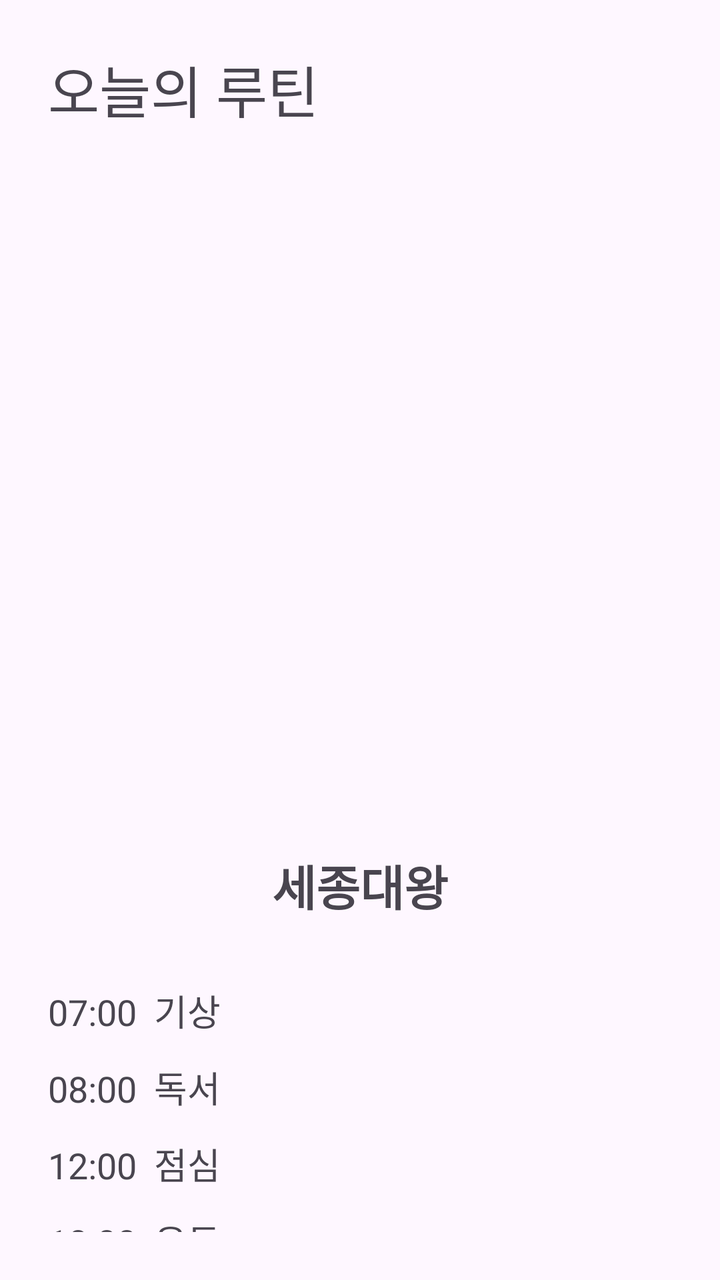
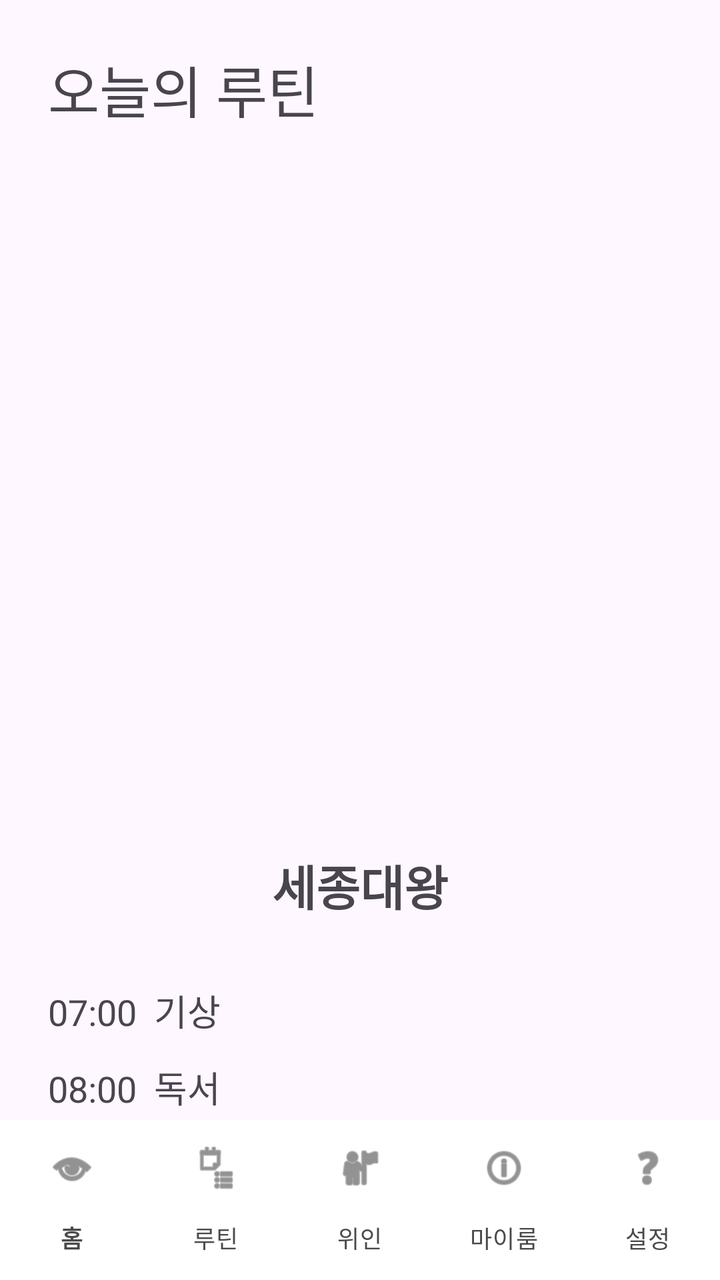

Compare the two renders of this Android layout. The source of the first and the diff that turns it into the second are given below.
<!-- AndroidManifest.xml: application theme Theme.Test -->
<!-- res/layout/activity_routine.xml -->
<?xml version="1.0" encoding="utf-8"?>
<LinearLayout
    xmlns:android="http://schemas.android.com/apk/res/android"
    android:layout_width="match_parent"
    android:layout_height="match_parent"
    android:orientation="vertical"
    android:padding="24dp">

    <TextView
        android:layout_width="wrap_content"
        android:layout_height="wrap_content"
        android:text="오늘의 루틴"
        android:textSize="28sp" />

    
    <ImageView
        android:id="@+id/ivCharacterProfile"
        android:layout_width="300dp"
        android:layout_height="300dp"
        android:layout_gravity="center_horizontal"
        android:layout_marginTop="36dp"
        android:scaleType="fitCenter" />

    <TextView
        android:id="@+id/tvCharacterName"
        android:layout_width="wrap_content"
        android:layout_height="wrap_content"
        android:text="세종대왕"
        android:textSize="24sp"
        android:layout_marginTop="24dp"
        android:layout_gravity="center_horizontal"
        android:textStyle="bold" />

    <TextView
        android:layout_width="wrap_content"
        android:layout_height="wrap_content"
        android:text="07:00  기상"
        android:textSize="18sp"
        android:layout_marginTop="32dp" />

    <TextView
        android:layout_width="wrap_content"
        android:layout_height="wrap_content"
        android:text="08:00  독서"
        android:textSize="18sp"
        android:layout_marginTop="12dp" />

    <TextView
        android:layout_width="wrap_content"
        android:layout_height="wrap_content"
        android:text="12:00  점심"
        android:textSize="18sp"
        android:layout_marginTop="12dp" />

    <TextView
        android:layout_width="wrap_content"
        android:layout_height="wrap_content"
        android:text="18:00  운동"
        android:textSize="18sp"
        android:layout_marginTop="12dp" />

    <Button
        android:id="@+id/btnStartRoutine"
        android:layout_width="match_parent"
        android:layout_height="wrap_content"
        android:text="루틴 시작하기"
        android:layout_marginTop="32dp" />

</LinearLayout>
<!-- resources referenced by this layout -->
<resources>
  <style name="Theme.Test" parent="Base.Theme.Test" />
  <style name="Base.Theme.Test" parent="Theme.Material3.DayNight.NoActionBar">
          
          
      </style>
</resources>

<!-- the commit's change to res/layout/activity_routine.xml (unified diff, before → after) -->
@@ -1,4 +1,9 @@
 <?xml version="1.0" encoding="utf-8"?>
+<androidx.coordinatorlayout.widget.CoordinatorLayout
+    xmlns:android="http://schemas.android.com/apk/res/android"
+    xmlns:app="http://schemas.android.com/apk/res-auto"
+    android:layout_width="match_parent"
+    android:layout_height="match_parent">
 <LinearLayout
     xmlns:android="http://schemas.android.com/apk/res/android"
     android:layout_width="match_parent"
@@ -67,3 +72,21 @@
         android:layout_marginTop="32dp" />
 
 </LinearLayout>
+    
+    <include layout="@layout/layout_bottom_nav" />
+
+</androidx.coordinatorlayout.widget.CoordinatorLayout>
+<!-- res/layout/layout_bottom_nav.xml (included above) -->
+<?xml version="1.0" encoding="utf-8"?>
+<com.google.android.material.bottomnavigation.BottomNavigationView
+    xmlns:android="http://schemas.android.com/apk/res/android"
+    xmlns:app="http://schemas.android.com/apk/res-auto"
+    android:id="@+id/bottomNavigationView"
+    android:layout_width="match_parent"
+    android:layout_height="wrap_content"
+    android:layout_gravity="bottom"
+    android:background="@android:color/white"
+    app:itemIconTint="#4A4A4A"
+    app:itemTextColor="#4A4A4A"
+    app:labelVisibilityMode="labeled"
+    app:menu="@menu/bottom_nav_menu" />
